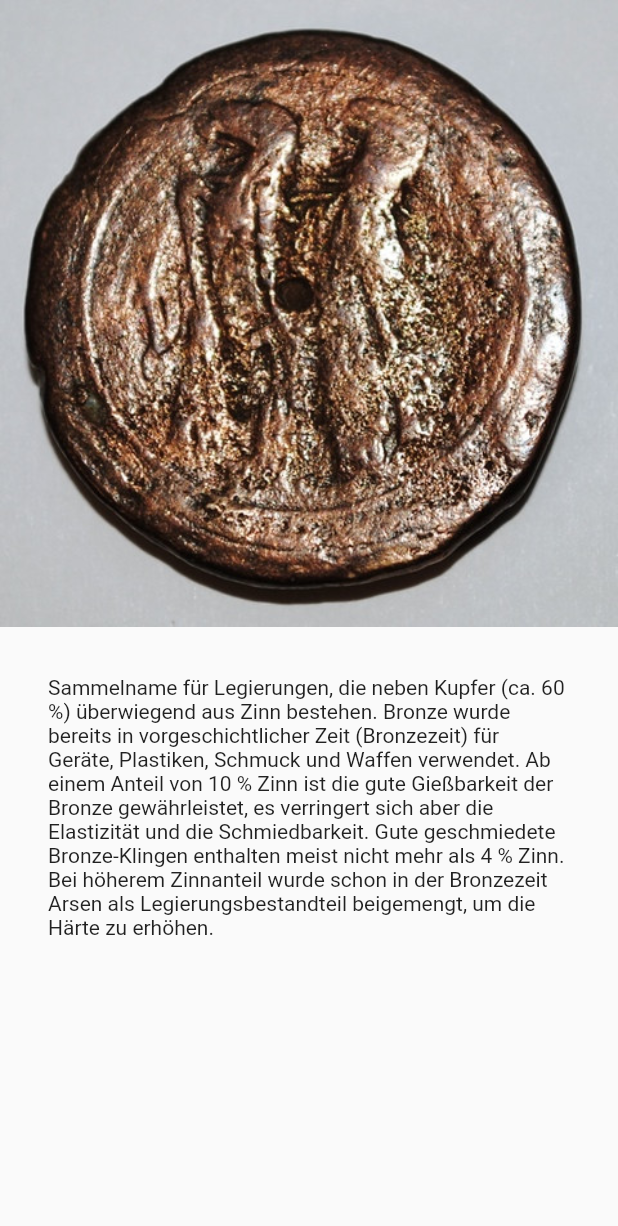
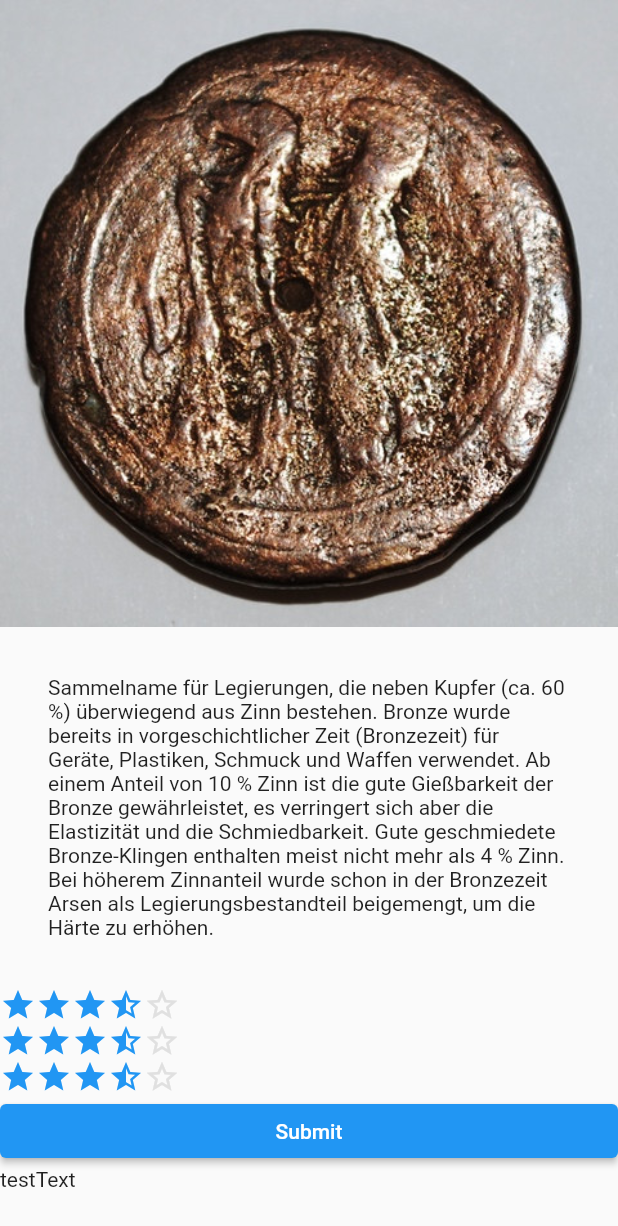
Before and after one commit to Badisches-Landesmuseum/museum-recommendations-frontend, a Flutter app: the screen it shows after launch, after a tap on "Scan", on a phone screen of 412 x 824 dp. Shown: the top 1226 px of the screen. Run offline on Flutter 3.47's test engine with Material 2 defaults, Android fonts, the phone set to English and light mode, and no system bars; missing offline and left inert: barcode_scan.

Commit message:
Stars added

```diff
--- a/lib/object-page.dart
+++ b/lib/object-page.dart
@@ -1,32 +1,61 @@
 import 'package:flutter/cupertino.dart';
 import 'package:flutter/material.dart';
+import 'package:frontend/stars.dart';
 
 class ObjectPage extends StatelessWidget {
   String value;
   ObjectPage({required this.value});
+  TestStar star1 = new TestStar();
+  TestStar star2 = new TestStar();
+  TestStar star3 = new TestStar();
+  String testText = "testText";
 
-  String description = "Sammelname für Legierungen, die neben Kupfer (ca. 60 %) überwiegend aus Zinn bestehen. Bronze wurde bereits in vorgeschichtlicher Zeit (Bronzezeit) für Geräte, Plastiken, Schmuck und Waffen verwendet. Ab einem Anteil von 10 % Zinn ist die gute Gießbarkeit der Bronze gewährleistet, es verringert sich aber die Elastizität und die Schmiedbarkeit. Gute geschmiedete Bronze-Klingen enthalten meist nicht mehr als 4 % Zinn. Bei höherem Zinnanteil wurde schon in der Bronzezeit Arsen als Legierungsbestandteil beigemengt, um die Härte zu erhöhen.";
+  String description =
+      "Sammelname für Legierungen, die neben Kupfer (ca. 60 %) überwiegend aus Zinn bestehen. Bronze wurde bereits in vorgeschichtlicher Zeit (Bronzezeit) für Geräte, Plastiken, Schmuck und Waffen verwendet. Ab einem Anteil von 10 % Zinn ist die gute Gießbarkeit der Bronze gewährleistet, es verringert sich aber die Elastizität und die Schmiedbarkeit. Gute geschmiedete Bronze-Klingen enthalten meist nicht mehr als 4 % Zinn. Bei höherem Zinnanteil wurde schon in der Bronzezeit Arsen als Legierungsbestandteil beigemengt, um die Härte zu erhöhen.";
   @override
   Widget build(BuildContext context) {
+
     return Scaffold(
-      body: new Column(
+        body: SingleChildScrollView(
+            child: Column(
                 mainAxisSize: MainAxisSize.min,
                 crossAxisAlignment: CrossAxisAlignment.stretch,
                 children: [
-          Container(
+                  _image(),
+                  _description(),
+                  star1,
+                  star2,
+                  star3,
+                  ElevatedButton(
+                    onPressed: () {
+                      star2.setRanking(star1.getRating());
+                      star3.setRanking(star1.getRating());
+                    },
+                    child: Text('Submit'),
+                  ),
+                  Text(testText),
+                ])));
+  }
+
+  Widget _rankings() {
+    return new TestStar();
+  }
+
+  Container _image() {
+    return new Container(
       color: Colors.grey[200],
       child: new Image.asset('assets/MK_4991.jpg'),
       alignment: Alignment.center,
-          ),
-          Container(
+    );
+  }
+
+  Container _description() {
+    return Container(
       padding: const EdgeInsets.all(32),
       child: Text(
         description,
         softWrap: true,
       ),
-          )
-        ]
-      )
     );
   }
 
@@ -34,7 +63,6 @@ class ObjectPage extends StatelessWidget {
     return Center(
         child: Text(
       value,
-      )
-    );
+    ));
   }
 }
--- /dev/null
+++ b/lib/stars.dart
@@ -0,0 +1,91 @@
+import 'package:flutter/material.dart';
+
+typedef void RatingChangeCallback(double rating);
+
+class StarRating extends StatelessWidget {
+  final int starCount;
+  final double rating;
+  final RatingChangeCallback onRatingChanged;
+  final Color color;
+
+  StarRating(
+      {this.starCount = 5, this.rating = .0, required this.onRatingChanged, required this.color});
+
+  Widget buildStar(BuildContext context, int index) {
+    Icon icon;
+    if (index >= rating) {
+      icon = new Icon(
+        Icons.star_border,
+        color: Theme
+            .of(context)
+            .buttonColor,
+      );
+    }
+    else if (index > rating - 1 && index < rating) {
+      icon = new Icon(
+        Icons.star_half,
+        color: Theme
+            .of(context)
+            .primaryColor,
+      );
+    } else {
+      icon = new Icon(
+        Icons.star,
+        color: Theme
+            .of(context)
+            .primaryColor,
+      );
+    }
+    return new InkResponse(
+      onTap: onRatingChanged == null ? null : () =>
+          onRatingChanged(index + 1.0),
+      child: icon,
+    );
+  }
+
+  @override
+  Widget build(BuildContext context) {
+    return new Row(children: new List.generate(
+        starCount, (index) => buildStar(context, index)));
+  }
+}
+
+class TestStar extends StatefulWidget {
+  late _TestStarState state;
+
+  @override
+  _TestStarState createState() {
+    state = new _TestStarState();
+    return state;
+  }
+
+  double getRating() {
+    return state.getRating();
+  }
+
+  void setRanking(double ranking) {
+    state.rating = ranking;
+  }
+}
+
+class _TestStarState extends State<TestStar> {
+  double rating = 3.5;
+
+  @override
+  Widget build(BuildContext context) {
+    return new StarRating(
+      rating: rating,
+      color: Colors.yellow,
+      onRatingChanged: (rating) => setState(() => this.rating = rating),
+    );
+  }
+
+  void _ratingChanged(rating) {
+    this.rating = rating;
+    // TODO  backend connection
+  }
+
+  double getRating() {
+    return rating;
+  }
+}
```
Lines whose indentation alone changed are shown as unchanged.
